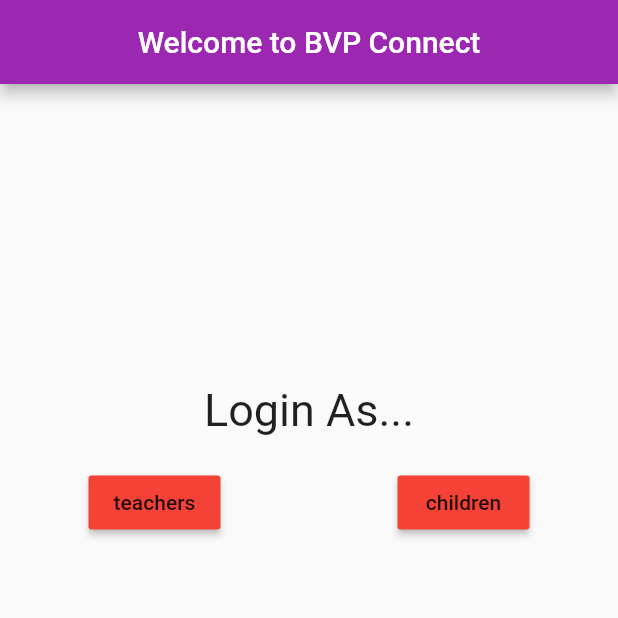
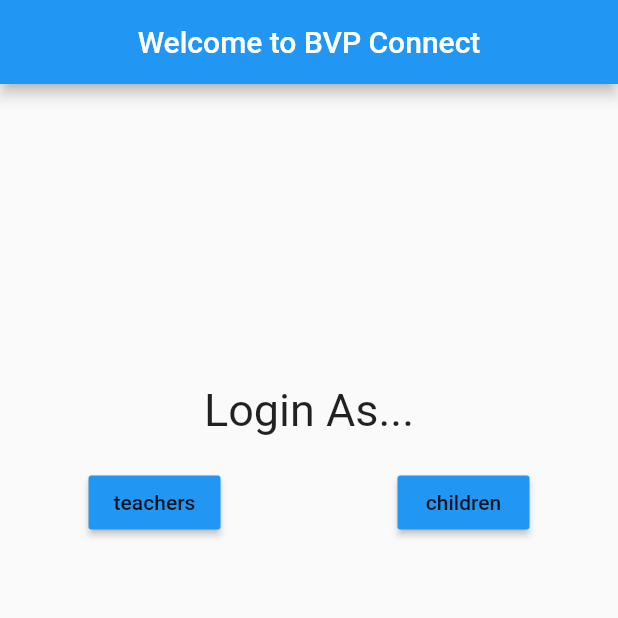
Before and after one commit to Srishtigarg25/BVP-Connect, a Flutter app: the screen it shows after launch, on a phone screen of 412 x 824 dp, the top half of it. Run offline on Flutter 3.47's test engine with Material 2 defaults, Android fonts, the phone set to English and light mode, and no system bars.

Commit message:
changed button colors

```diff
--- a/lib/main.dart
+++ b/lib/main.dart
@@ -22,7 +22,7 @@ class BaseApp extends StatelessWidget {
   Widget build(BuildContext context) {
     return Scaffold(
       appBar: AppBar(
-        backgroundColor: Colors.purple,
+        backgroundColor: Colors.blue,
         title: Container(
           width: double.infinity,
           child: Text(
@@ -50,14 +50,14 @@ class BaseApp extends StatelessWidget {
               children: <Widget>[
                 RaisedButton(
                   child: Text("teachers"),
-                  color: Colors.red,
+                  color: Colors.blue,
                   onPressed: () {
                     Navigator.pushNamed(context, 'loginasfaculty');
                   },
                 ),
                 RaisedButton(
                   child: Text("children"),
-                  color: Colors.red,
+                  color: Colors.blue,
                   onPressed: () {
                     Navigator.pushNamed(context, 'loginasstudent');
                   },
```
